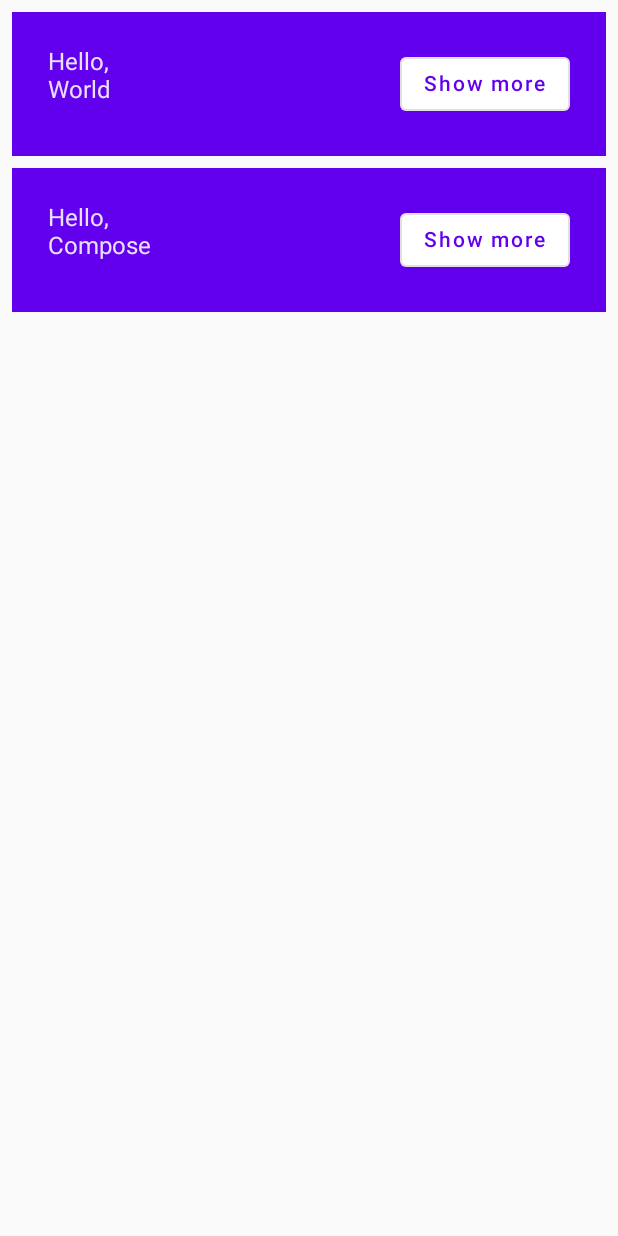
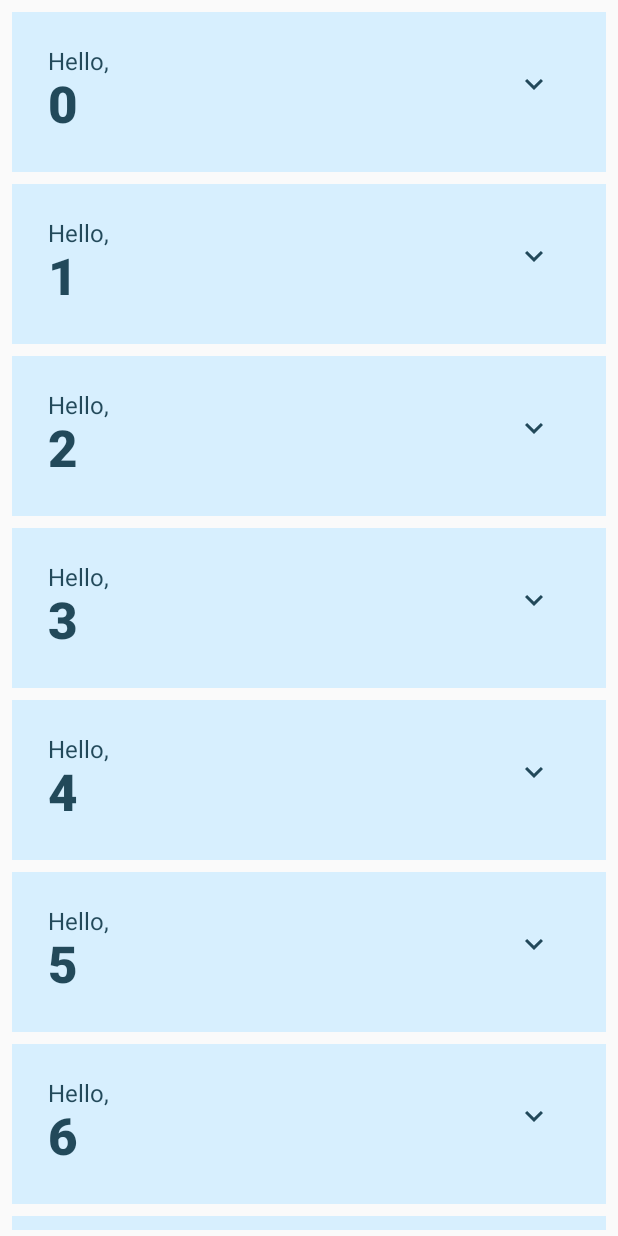
Before and after one commit to theodesp/jetpackComposeBasicApp, an Android app built with Jetpack Compose: the screen it shows after launch (MainActivity), after a tap on "Continue", on a phone screen of 412 x 824 dp. Run offline under Robolectric (Android 15) with nearby library versions, the phone set to English and light mode, and no system bars.

Commit message:
Add Icons and animations
Signed-off-by: theodesp <328805+theodesp@users.noreply.github.com>

```diff
--- a/app/build.gradle
+++ b/app/build.gradle
@@ -59,4 +59,5 @@ dependencies {
     androidTestImplementation "androidx.compose.ui:ui-test-junit4:$compose_version"
     debugImplementation "androidx.compose.ui:ui-tooling:$compose_version"
     debugImplementation "androidx.compose.ui:ui-test-manifest:$compose_version"
+    implementation "androidx.compose.material:material-icons-extended:$compose_version"
 }
--- a/app/src/main/java/com/thdespou/basicComposeApp/MainActivity.kt
+++ b/app/src/main/java/com/thdespou/basicComposeApp/MainActivity.kt
@@ -1,17 +1,28 @@
 package com.thdespou.basicComposeApp
 
+import android.content.res.Configuration.UI_MODE_NIGHT_YES
 import android.os.Bundle
 import androidx.activity.ComponentActivity
 import androidx.activity.compose.setContent
+import androidx.compose.animation.core.Spring
+import androidx.compose.animation.core.animateDpAsState
+import androidx.compose.animation.core.spring
 import androidx.compose.foundation.layout.*
+import androidx.compose.foundation.lazy.LazyColumn
+import androidx.compose.foundation.lazy.items
 import androidx.compose.material.*
+import androidx.compose.material.icons.Icons
+import androidx.compose.material.icons.filled.ExpandLess
+import androidx.compose.material.icons.filled.ExpandMore
 import androidx.compose.runtime.Composable
 import androidx.compose.runtime.mutableStateOf
-import androidx.compose.runtime.remember
 import androidx.compose.runtime.getValue
+import androidx.compose.runtime.saveable.rememberSaveable
 import androidx.compose.runtime.setValue
 import androidx.compose.ui.Alignment
 import androidx.compose.ui.Modifier
+import androidx.compose.ui.res.stringResource
+import androidx.compose.ui.text.font.FontWeight
 import androidx.compose.ui.tooling.preview.Preview
 import androidx.compose.ui.unit.dp
 import com.thdespou.basicComposeApp.ui.theme.BasicComposeAppTheme
@@ -30,7 +41,7 @@ class MainActivity : ComponentActivity() {
 @Composable
 fun MyApp() {
 
-    var shouldShowOnboarding by remember { mutableStateOf(true) }
+    var shouldShowOnboarding by rememberSaveable { mutableStateOf(true) }
 
     if (shouldShowOnboarding) {
         OnboardingScreen(onContinueClicked = { shouldShowOnboarding = false })
@@ -60,9 +71,9 @@ fun OnboardingScreen(onContinueClicked: () -> Unit) {
 }
 
 @Composable
-private fun Greetings(names: List<String> = listOf("World", "Compose")) {
-    Column(modifier = Modifier.padding(vertical = 4.dp)) {
-        for (name in names) {
+private fun Greetings(names: List<String> = List(1000) { "$it" } ) {
+    LazyColumn(modifier = Modifier.padding(vertical = 4.dp)) {
+        items(items = names) { name ->
             Greeting(name = name)
         }
     }
@@ -79,9 +90,15 @@ fun OnboardingPreview() {
 @Composable
 private fun Greeting(name: String) {
 
-    val expanded = remember { mutableStateOf(false) }
+    var expanded by rememberSaveable { mutableStateOf(false) }
 
-    val extraPadding = if (expanded.value) 48.dp else 0.dp
+    val extraPadding by animateDpAsState(
+        if (expanded) 48.dp else 0.dp,
+        animationSpec = spring(
+            dampingRatio = Spring.DampingRatioMediumBouncy,
+            stiffness = Spring.StiffnessLow
+        )
+    )
 
     Surface(
         color = MaterialTheme.colors.primary,
@@ -90,21 +107,33 @@ private fun Greeting(name: String) {
         Row(modifier = Modifier.padding(24.dp)) {
             Column(modifier = Modifier
                 .weight(1f)
-                .padding(bottom = extraPadding)
+                .padding(bottom = extraPadding.coerceAtLeast(0.dp))
             ) {
                 Text(text = "Hello, ")
-                Text(text = name)
+                Text(
+                    text = name,
+                    style = MaterialTheme.typography.h4.copy(
+                        fontWeight = FontWeight.ExtraBold
+                    )
+                )
             }
-            OutlinedButton(
-                onClick = { expanded.value = !expanded.value }
-            ) {
-                Text(if (expanded.value) "Show less" else "Show more")
+            IconButton(onClick = { expanded = !expanded }) {
+                Icon(
+                    imageVector = if (expanded) Icons.Filled.ExpandLess else Icons.Filled.ExpandMore,
+                    contentDescription = if (expanded) {
+                        stringResource(R.string.show_less)
+                    } else {
+                        stringResource(R.string.show_more)
+                    }
+
+                )
             }
         }
     }
 }
 
-@Preview(showBackground = true, widthDp = 320)
+@Preview(showBackground = true, widthDp = 320, uiMode = UI_MODE_NIGHT_YES,
+    name = "DefaultPreviewDark")
 @Composable
 fun DefaultPreview() {
     BasicComposeAppTheme {
--- a/app/src/main/java/com/thdespou/basicComposeApp/ui/theme/Color.kt
+++ b/app/src/main/java/com/thdespou/basicComposeApp/ui/theme/Color.kt
@@ -6,3 +6,8 @@ val Purple200 = Color(0xFFBB86FC)
 val Purple500 = Color(0xFF6200EE)
 val Purple700 = Color(0xFF3700B3)
 val Teal200 = Color(0xFF03DAC5)
+
+val Navy = Color(0xFF073042)
+val Blue = Color(0xFF4285F4)
+val LightBlue = Color(0xFFD7EFFE)
+val Chartreuse = Color(0xFFEFF7CF)
--- a/app/src/main/java/com/thdespou/basicComposeApp/ui/theme/Theme.kt
+++ b/app/src/main/java/com/thdespou/basicComposeApp/ui/theme/Theme.kt
@@ -5,17 +5,22 @@ import androidx.compose.material.MaterialTheme
 import androidx.compose.material.darkColors
 import androidx.compose.material.lightColors
 import androidx.compose.runtime.Composable
+import androidx.compose.ui.graphics.Color
 
 private val DarkColorPalette = darkColors(
-    primary = Purple200,
-    primaryVariant = Purple700,
-    secondary = Teal200
+    surface = Blue,
+    onSurface = Navy,
+    primary = Navy,
+    onPrimary = Chartreuse
 )
 
 private val LightColorPalette = lightColors(
-    primary = Purple500,
     primaryVariant = Purple700,
-    secondary = Teal200
+    secondary = Teal200,
+    surface = Blue,
+    onSurface = Color.White,
+    primary = LightBlue,
+    onPrimary = Navy
 
     /* Other default colors to override
     background = Color.White,
--- a/app/src/main/res/values/strings.xml
+++ b/app/src/main/res/values/strings.xml
@@ -1,3 +1,5 @@
 <resources>
     <string name="app_name">Basic Compose App</string>
+    <string name="show_less">Show less</string>
+    <string name="show_more">Show more</string>
 </resources>
```
